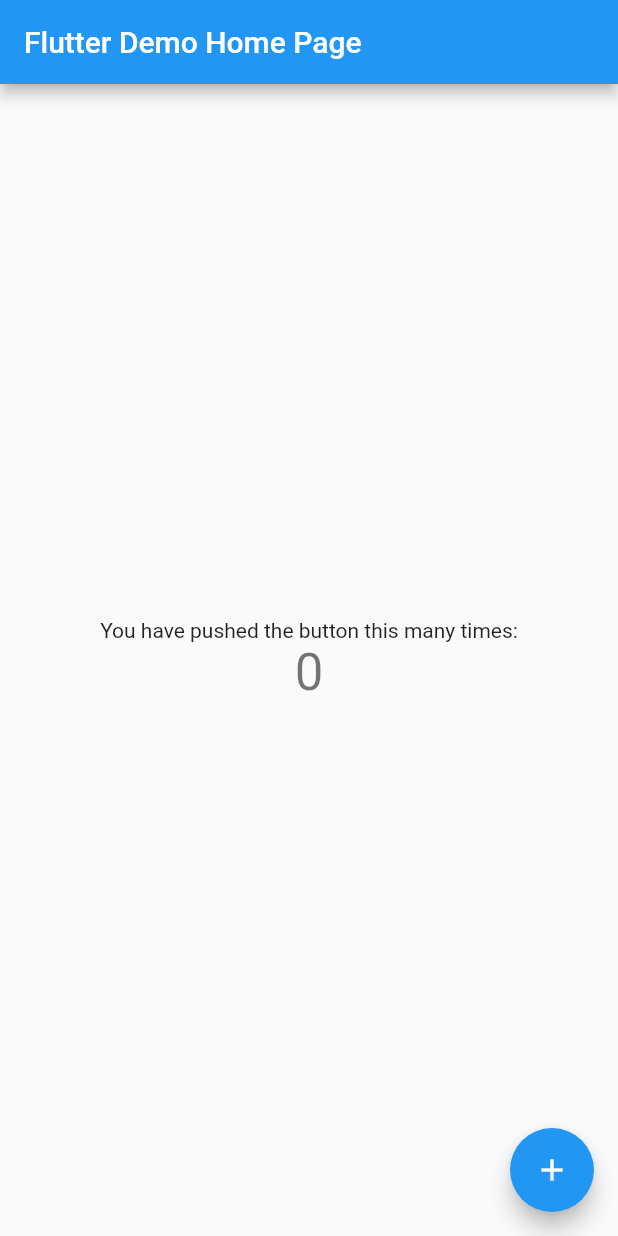
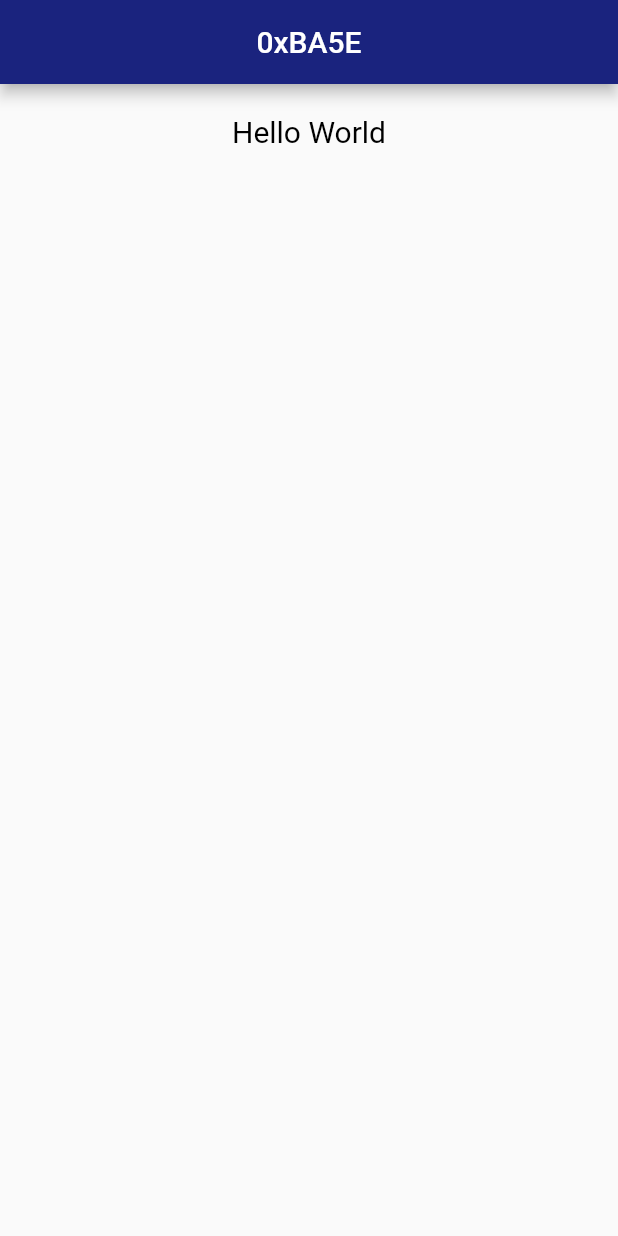
Before and after one commit to 0xV3nn/0xBA53, a Flutter app: the screen it shows after launch, on a phone screen of 412 x 824 dp. Run offline on Flutter 3.47's test engine with Material 2 defaults, Android fonts, the phone set to English and light mode, and no system bars.

Commit message:
HomePage created

```diff
--- a/lib/main.dart
+++ b/lib/main.dart
@@ -1,115 +1,16 @@
 import 'package:flutter/material.dart';
+import 'package:xba5e/view/home_page.dart';
 
-void main() {
-  runApp(const MyApp());
-}
+void main() => runApp(const MyApp());
 
 class MyApp extends StatelessWidget {
   const MyApp({super.key});
 
-  // This widget is the root of your application.
   @override
   Widget build(BuildContext context) {
-    return MaterialApp(
-      title: 'Flutter Demo',
-      theme: ThemeData(
-        // This is the theme of your application.
-        //
-        // Try running your application with "flutter run". You'll see the
-        // application has a blue toolbar. Then, without quitting the app, try
-        // changing the primarySwatch below to Colors.green and then invoke
-        // "hot reload" (press "r" in the console where you ran "flutter run",
-        // or simply save your changes to "hot reload" in a Flutter IDE).
-        // Notice that the counter didn't reset back to zero; the application
-        // is not restarted.
-        primarySwatch: Colors.blue,
-      ),
-      home: const MyHomePage(title: 'Flutter Demo Home Page'),
+    return const MaterialApp(
+      debugShowCheckedModeBanner: false,
+      home: HomePage(),
     );
   }
 }
-
-class MyHomePage extends StatefulWidget {
-  const MyHomePage({super.key, required this.title});
-
-  // This widget is the home page of your application. It is stateful, meaning
-  // that it has a State object (defined below) that contains fields that affect
-  // how it looks.
-
-  // This class is the configuration for the state. It holds the values (in this
-  // case the title) provided by the parent (in this case the App widget) and
-  // used by the build method of the State. Fields in a Widget subclass are
-  // always marked "final".
-
-  final String title;
-
-  @override
-  State<MyHomePage> createState() => _MyHomePageState();
-}
-
-class _MyHomePageState extends State<MyHomePage> {
-  int _counter = 0;
-
-  void _incrementCounter() {
-    setState(() {
-      // This call to setState tells the Flutter framework that something has
-      // changed in this State, which causes it to rerun the build method below
-      // so that the display can reflect the updated values. If we changed
-      // _counter without calling setState(), then the build method would not be
-      // called again, and so nothing would appear to happen.
-      _counter++;
-    });
-  }
-
-  @override
-  Widget build(BuildContext context) {
-    // This method is rerun every time setState is called, for instance as done
-    // by the _incrementCounter method above.
-    //
-    // The Flutter framework has been optimized to make rerunning build methods
-    // fast, so that you can just rebuild anything that needs updating rather
-    // than having to individually change instances of widgets.
-    return Scaffold(
-      appBar: AppBar(
-        // Here we take the value from the MyHomePage object that was created by
-        // the App.build method, and use it to set our appbar title.
-        title: Text(widget.title),
-      ),
-      body: Center(
-        // Center is a layout widget. It takes a single child and positions it
-        // in the middle of the parent.
-        child: Column(
-          // Column is also a layout widget. It takes a list of children and
-          // arranges them vertically. By default, it sizes itself to fit its
-          // children horizontally, and tries to be as tall as its parent.
-          //
-          // Invoke "debug painting" (press "p" in the console, choose the
-          // "Toggle Debug Paint" action from the Flutter Inspector in Android
-          // Studio, or the "Toggle Debug Paint" command in Visual Studio Code)
-          // to see the wireframe for each widget.
-          //
-          // Column has various properties to control how it sizes itself and
-          // how it positions its children. Here we use mainAxisAlignment to
-          // center the children vertically; the main axis here is the vertical
-          // axis because Columns are vertical (the cross axis would be
-          // horizontal).
-          mainAxisAlignment: MainAxisAlignment.center,
-          children: <Widget>[
-            const Text(
-              'You have pushed the button this many times:',
-            ),
-            Text(
-              '$_counter',
-              style: Theme.of(context).textTheme.headlineMedium,
-            ),
-          ],
-        ),
-      ),
-      floatingActionButton: FloatingActionButton(
-        onPressed: _incrementCounter,
-        tooltip: 'Increment',
-        child: const Icon(Icons.add),
-      ), // This trailing comma makes auto-formatting nicer for build methods.
-    );
-  }
-}
--- /dev/null
+++ b/lib/view/home_page.dart
@@ -0,0 +1,30 @@
+import 'package:flutter/material.dart';
+
+class HomePage extends StatelessWidget {
+  const HomePage({super.key});
+
+  @override
+  Widget build(BuildContext context) {
+    return Scaffold(
+        appBar: AppBar(
+          title: const Text('0xBA5E'),
+          centerTitle: true,
+          backgroundColor: Colors.indigo[900],
+        ),
+        body: Column(
+          children: const [
+            SizedBox(height: 20.0),
+            Center(
+              child: Text(
+                "Hello World",
+                style: TextStyle(
+                  fontSize: 20.0,
+                  color: Colors.black
+                )
+              )
+            ),
+          ],
+        ),
+      );
+  }
+}
```
Also changed, not shown: 1 other file.
